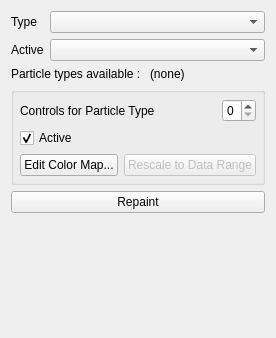
Old version of the form pqMIPDisplayPanelDecorator.ui in the repository biddisco/pv-astro.
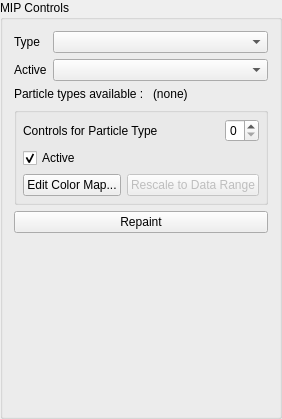
New version of the form.

Commit message: MIP panel is a QComboxBox and has title label

```diff
--- a/pqMIPDisplayPanelDecorator.ui
+++ b/pqMIPDisplayPanelDecorator.ui
@@ -1,45 +1,74 @@
 <?xml version="1.0" encoding="UTF-8"?>
 <ui version="4.0">
  <class>pqMIPDisplayPanelDecorator</class>
- <widget class="QWidget" name="pqMIPDisplayPanelDecorator">
+ <widget class="QGroupBox" name="pqMIPDisplayPanelDecorator">
   <property name="geometry">
    <rect>
     <x>0</x>
     <y>0</y>
-    <width>268</width>
-    <height>338</height>
+    <width>270</width>
+    <height>419</height>
    </rect>
   </property>
   <property name="windowTitle">
    <string>Form</string>
   </property>
-  <layout class="QGridLayout" name="gridLayout_3">
-   <item row="14" column="0" colspan="2">
-    <spacer name="verticalSpacer">
-     <property name="orientation">
-      <enum>Qt::Vertical</enum>
+  <property name="title">
+   <string>MIP Controls</string>
+  </property>
+  <layout class="QGridLayout" name="gridLayout">
+   <item row="0" column="0">
+    <widget class="QLabel" name="TypeArrayLabel">
+     <property name="text">
+      <string>Type</string>
      </property>
-     <property name="sizeHint" stdset="0">
-      <size>
-       <width>20</width>
-       <height>0</height>
-      </size>
-     </property>
-    </spacer>
+    </widget>
    </item>
-   <item row="11" column="0" colspan="2">
-    <widget class="QPushButton" name="MIPRepaintButton">
+   <item row="0" column="1">
+    <widget class="QComboBox" name="MIPTypeArray">
      <property name="sizePolicy">
-      <sizepolicy hsizetype="Preferred" vsizetype="Fixed">
+      <sizepolicy hsizetype="Expanding" vsizetype="Fixed">
        <horstretch>0</horstretch>
        <verstretch>0</verstretch>
       </sizepolicy>
      </property>
+    </widget>
+   </item>
+   <item row="1" column="0">
+    <widget class="QLabel" name="ActiveArrayLabel">
      <property name="text">
-      <string>Repaint</string>
+      <string>Active</string>
      </property>
     </widget>
    </item>
+   <item row="1" column="1">
+    <widget class="QComboBox" name="MIPActiveArray">
+     <property name="sizePolicy">
+      <sizepolicy hsizetype="Expanding" vsizetype="Fixed">
+       <horstretch>0</horstretch>
+       <verstretch>0</verstretch>
+      </sizepolicy>
+     </property>
+    </widget>
+   </item>
+   <item row="2" column="0" colspan="2">
+    <layout class="QHBoxLayout" name="horizontalLayout_4">
+     <item>
+      <widget class="QLabel" name="label_5">
+       <property name="text">
+        <string>Particle types available : </string>
+       </property>
+      </widget>
+     </item>
+     <item>
+      <widget class="QLabel" name="typeslabel">
+       <property name="text">
+        <string>(none)</string>
+       </property>
+      </widget>
+     </item>
+    </layout>
+   </item>
    <item row="3" column="0" colspan="2">
     <widget class="QGroupBox" name="groupBox">
      <property name="title">
@@ -114,57 +143,31 @@
      </layout>
     </widget>
    </item>
-   <item row="0" column="0">
-    <widget class="QLabel" name="TypeArrayLabel">
-     <property name="text">
-      <string>Type</string>
-     </property>
-    </widget>
-   </item>
-   <item row="0" column="1">
-    <widget class="QComboBox" name="MIPTypeArray">
+   <item row="4" column="0" colspan="2">
+    <widget class="QPushButton" name="MIPRepaintButton">
      <property name="sizePolicy">
-      <sizepolicy hsizetype="Expanding" vsizetype="Fixed">
+      <sizepolicy hsizetype="Preferred" vsizetype="Fixed">
        <horstretch>0</horstretch>
        <verstretch>0</verstretch>
       </sizepolicy>
      </property>
-    </widget>
-   </item>
-   <item row="1" column="1">
-    <widget class="QComboBox" name="MIPActiveArray">
-     <property name="sizePolicy">
-      <sizepolicy hsizetype="Expanding" vsizetype="Fixed">
-       <horstretch>0</horstretch>
-       <verstretch>0</verstretch>
-      </sizepolicy>
-     </property>
-    </widget>
-   </item>
-   <item row="1" column="0">
-    <widget class="QLabel" name="ActiveArrayLabel">
      <property name="text">
-      <string>Active</string>
+      <string>Repaint</string>
      </property>
     </widget>
    </item>
-   <item row="2" column="0" colspan="2">
-    <layout class="QHBoxLayout" name="horizontalLayout_4">
-     <item>
-      <widget class="QLabel" name="label_5">
-       <property name="text">
-        <string>Particle types available : </string>
-       </property>
-      </widget>
-     </item>
-     <item>
-      <widget class="QLabel" name="typeslabel">
-       <property name="text">
-        <string>(none)</string>
-       </property>
-      </widget>
-     </item>
-    </layout>
+   <item row="5" column="0" colspan="2">
+    <spacer name="verticalSpacer">
+     <property name="orientation">
+      <enum>Qt::Vertical</enum>
+     </property>
+     <property name="sizeHint" stdset="0">
+      <size>
+       <width>247</width>
+       <height>185</height>
+      </size>
+     </property>
+    </spacer>
    </item>
   </layout>
  </widget>
```
Left out of the diff: 2 changed lines with no effect on the pictures. The commit also changes 1 other file.
